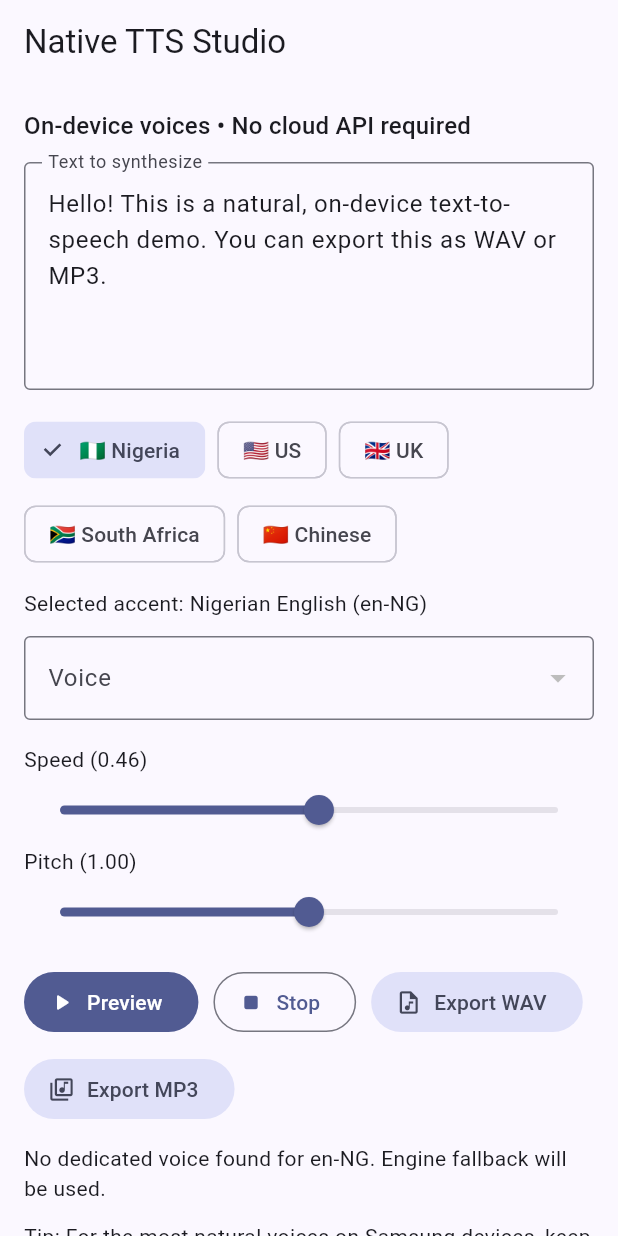
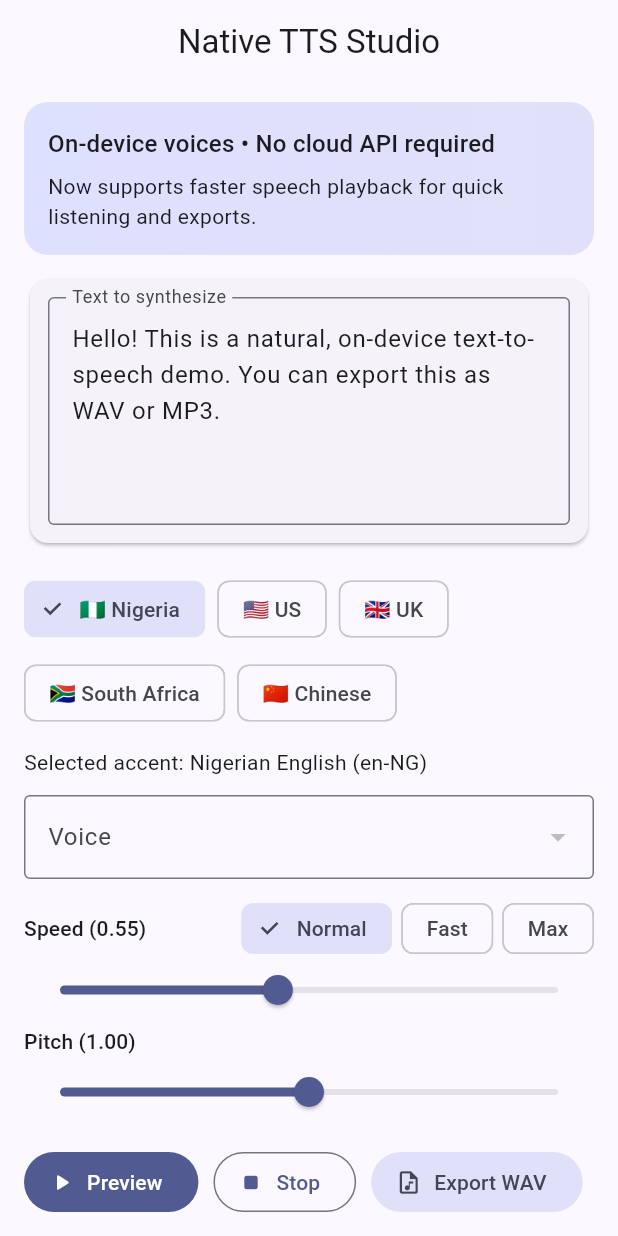
Before and after one commit to adamsondamilola/text-speech-flutter, a Flutter app: the screen it shows after launch, on a phone screen of 412 x 824 dp. Run offline on Flutter 3.47's test engine with Material 3 defaults, Android fonts, the phone set to English and light mode, and no system bars; our stand-ins replace flutter_tts, share_plus; missing offline and left inert: ffmpeg_kit_flutter_min_gpl.

Commit message:
Enhance TTS speed controls and polish UI

```diff
--- a/lib/main.dart
+++ b/lib/main.dart
@@ -67,7 +67,7 @@
   List<Map<String, String>> _voicesForLocale = const [];
   String _selectedLocale = _presets.first.locale;
   Map<String, String>? _selectedVoice;
-  double _speechRate = 0.46;
+  double _speechRate = 0.55;
   double _pitch = 1.0;
   bool _busy = false;
   String _status = 'Ready';
@@ -246,26 +246,56 @@
       (p) => p.locale == _selectedLocale,
       orElse: () => _presets.first,
     );
+    final theme = Theme.of(context);
+    final canSelectVoice = _voicesForLocale.isNotEmpty;
 
     return Scaffold(
       appBar: AppBar(
         title: const Text('Native TTS Studio'),
+        centerTitle: true,
       ),
       body: ListView(
+        padding: const EdgeInsets.fromLTRB(16, 12, 16, 24),
+        children: [
+          Container(
             padding: const EdgeInsets.all(16),
+            decoration: BoxDecoration(
+              gradient: LinearGradient(
+                colors: [
+                  theme.colorScheme.primaryContainer,
+                  theme.colorScheme.secondaryContainer,
+                ],
+              ),
+              borderRadius: BorderRadius.circular(16),
+            ),
+            child: Column(
+              crossAxisAlignment: CrossAxisAlignment.start,
               children: [
                 Text(
                   'On-device voices • No cloud API required',
-            style: Theme.of(context).textTheme.titleMedium,
+                  style: theme.textTheme.titleMedium,
+                ),
+                const SizedBox(height: 6),
+                Text(
+                  'Now supports faster speech playback for quick listening and exports.',
+                  style: theme.textTheme.bodyMedium,
+                ),
+              ],
+            ),
           ),
           const SizedBox(height: 12),
-          TextField(
+          Card(
+            child: Padding(
+              padding: const EdgeInsets.all(12),
+              child: TextField(
                 controller: _textController,
                 minLines: 5,
                 maxLines: 8,
                 decoration: const InputDecoration(
                   border: OutlineInputBorder(),
                   labelText: 'Text to synthesize',
+                ),
+              ),
             ),
           ),
           const SizedBox(height: 16),
@@ -283,7 +313,10 @@
                 .toList(),
           ),
           const SizedBox(height: 12),
-          Text('Selected accent: ${preset.region} (${preset.locale})'),
+          Text(
+            'Selected accent: ${preset.region} (${preset.locale})',
+            style: theme.textTheme.bodyMedium,
+          ),
           const SizedBox(height: 12),
           DropdownButtonFormField<Map<String, String>>(
             value: _selectedVoice,
@@ -299,7 +332,7 @@
                   ),
                 )
                 .toList(),
-            onChanged: _voicesForLocale.isEmpty
+            onChanged: !canSelectVoice
                 ? null
                 : (voice) async {
                     setState(() => _selectedVoice = voice);
@@ -309,14 +342,43 @@
                   },
           ),
           const SizedBox(height: 16),
-          Text('Speed (${_speechRate.toStringAsFixed(2)})'),
+          Row(
+            children: [
+              Expanded(
+                child: Text(
+                  'Speed (${_speechRate.toStringAsFixed(2)})',
+                  style: theme.textTheme.titleSmall,
+                ),
+              ),
+              Wrap(
+                spacing: 6,
+                children: [
+                  _SpeedChip(
+                    label: 'Normal',
+                    selected: _speechRate == 0.55,
+                    onTap: () => setState(() => _speechRate = 0.55),
+                  ),
+                  _SpeedChip(
+                    label: 'Fast',
+                    selected: _speechRate == 0.75,
+                    onTap: () => setState(() => _speechRate = 0.75),
+                  ),
+                  _SpeedChip(
+                    label: 'Max',
+                    selected: _speechRate == 1.0,
+                    onTap: () => setState(() => _speechRate = 1.0),
+                  ),
+                ],
+              ),
+            ],
+          ),
           Slider(
             value: _speechRate,
             min: 0.2,
-            max: 0.7,
+            max: 1.0,
             onChanged: (v) => setState(() => _speechRate = v),
           ),
-          Text('Pitch (${_pitch.toStringAsFixed(2)})'),
+          Text('Pitch (${_pitch.toStringAsFixed(2)})', style: theme.textTheme.titleSmall),
           Slider(
             value: _pitch,
             min: 0.6,
@@ -353,14 +415,44 @@
           const SizedBox(height: 12),
           Text(
             _status,
-            style: Theme.of(context).textTheme.bodyMedium,
+            style: theme.textTheme.bodyMedium,
           ),
           const SizedBox(height: 12),
-          const Text(
+          Container(
+            padding: const EdgeInsets.all(12),
+            decoration: BoxDecoration(
+              color: theme.colorScheme.surfaceContainerHighest,
+              borderRadius: BorderRadius.circular(12),
+            ),
+            child: const Text(
               'Tip: For the most natural voices on Samsung devices, keep Google Speech Services up to date and download offline voice packs in Android Settings.',
+            ),
           ),
         ],
       ),
     );
   }
 }
+
+class _SpeedChip extends StatelessWidget {
+  const _SpeedChip({
+    required this.label,
+    required this.selected,
+    required this.onTap,
+  });
+
+  final String label;
+  final bool selected;
+  final VoidCallback onTap;
+
+  @override
+  Widget build(BuildContext context) {
+    return ChoiceChip(
+      label: Text(label),
+      selected: selected,
+      onSelected: (_) => onTap(),
+      materialTapTargetSize: MaterialTapTargetSize.shrinkWrap,
+      visualDensity: const VisualDensity(horizontal: -2, vertical: -2),
+    );
+  }
+}
```
Also changed, not shown: 1 other file. Lines whose indentation alone changed are shown as unchanged.
